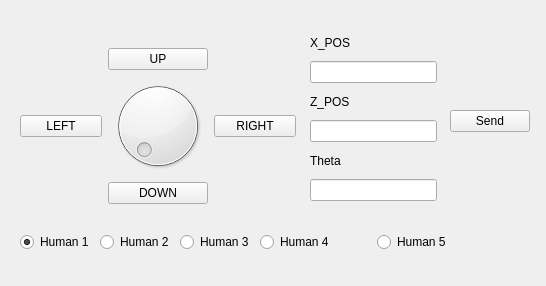
yohanmr/robocomp-shelly, file components/fakeHumanAgent/src/mainUI.ui: the form before one commit.
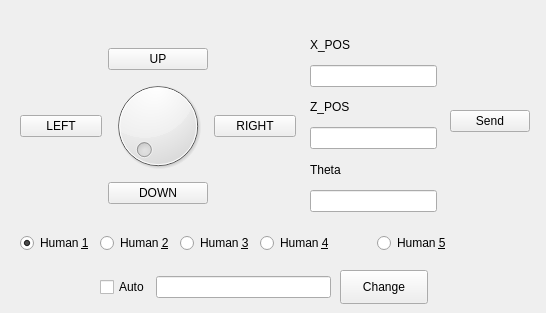
The form after the commit.

```diff
--- a/components/fakeHumanAgent/src/mainUI.ui
+++ b/components/fakeHumanAgent/src/mainUI.ui
@@ -7,7 +7,7 @@
     <x>0</x>
     <y>0</y>
     <width>546</width>
-    <height>286</height>
+    <height>313</height>
    </rect>
   </property>
   <property name="windowTitle">
@@ -79,7 +79,7 @@
      <x>310</x>
      <y>30</y>
      <width>127</width>
-     <height>171</height>
+     <height>182</height>
     </rect>
    </property>
    <layout class="QVBoxLayout" name="verticalLayout_2">
@@ -115,13 +115,13 @@
     </item>
    </layout>
   </widget>
-  <widget class="QWidget" name="">
+  <widget class="QWidget" name="layoutWidget">
    <property name="geometry">
     <rect>
      <x>20</x>
      <y>230</y>
      <width>468</width>
-     <height>24</height>
+     <height>26</height>
     </rect>
    </property>
    <layout class="QHBoxLayout" name="horizontalLayout_2">
@@ -130,7 +130,7 @@
       <item>
        <widget class="QRadioButton" name="radioButton_1">
         <property name="text">
-         <string>Human 1</string>
+         <string>Human &amp;1</string>
         </property>
         <property name="checked">
          <bool>true</bool>
@@ -140,14 +140,14 @@
       <item>
        <widget class="QRadioButton" name="radioButton_2">
         <property name="text">
-         <string>Human 2</string>
+         <string>Human &amp;2</string>
         </property>
        </widget>
       </item>
       <item>
        <widget class="QRadioButton" name="radioButton_3">
         <property name="text">
-         <string>Human 3</string>
+         <string>Human &amp;3</string>
         </property>
        </widget>
       </item>
@@ -156,19 +156,58 @@
     <item>
      <widget class="QRadioButton" name="radioButton_4">
       <property name="text">
-       <string>Human 4</string>
+       <string>Human &amp;4</string>
       </property>
      </widget>
     </item>
     <item>
      <widget class="QRadioButton" name="radioButton_5">
       <property name="text">
-       <string>Human 5</string>
+       <string>Human &amp;5</string>
       </property>
      </widget>
     </item>
    </layout>
   </widget>
+  <widget class="QWidget" name="layoutWidget">
+   <property name="geometry">
+    <rect>
+     <x>100</x>
+     <y>270</y>
+     <width>231</width>
+     <height>34</height>
+    </rect>
+   </property>
+   <layout class="QHBoxLayout" name="horizontalLayout_3">
+    <item>
+     <widget class="QCheckBox" name="auto_1">
+      <property name="text">
+       <string>Auto</string>
+      </property>
+      <property name="checkable">
+       <bool>true</bool>
+      </property>
+     </widget>
+    </item>
+    <item>
+     <widget class="QLineEdit" name="velocity"/>
+    </item>
+   </layout>
+  </widget>
+  <widget class="QPushButton" name="changeVelocity">
+   <property name="geometry">
+    <rect>
+     <x>340</x>
+     <y>270</y>
+     <width>88</width>
+     <height>34</height>
+    </rect>
+   </property>
+   <property name="text">
+    <string>Change</string>
+   </property>
+  </widget>
+  <zorder>layoutWidget</zorder>
   <zorder>layoutWidget</zorder>
   <zorder>layoutWidget</zorder>
   <zorder>Send</zorder>
```
Left out of the diff: 4 changed lines with no effect on the pictures.
